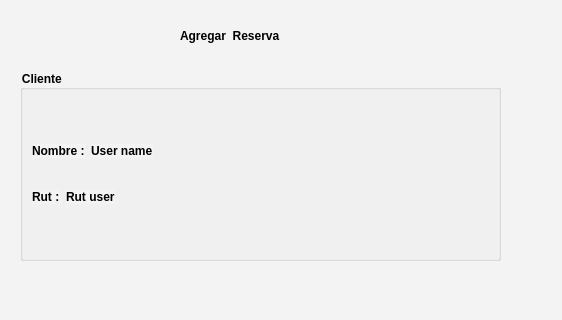
First picture: the form in UIfiles/addBooking.ui, repository DiteRr/IgmavaAPP, before the edit; both pictures show x 0 to 562 and y 0 to 320 of the 562 by 782 pixel window.
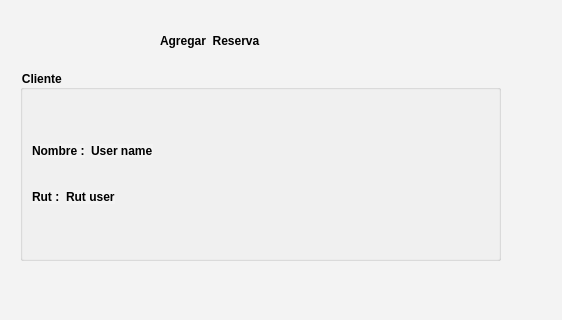
Second picture: the form after the edit.

Patch:
```diff
--- a/UIfiles/addBooking.ui
+++ b/UIfiles/addBooking.ui
@@ -176,10 +176,10 @@
   <widget class="QLabel" name="label_6">
    <property name="geometry">
     <rect>
-     <x>180</x>
-     <y>20</y>
-     <width>171</width>
-     <height>31</height>
+     <x>160</x>
+     <y>10</y>
+     <width>331</width>
+     <height>61</height>
     </rect>
    </property>
    <property name="styleSheet">
```
Left out of the diff: 6 changed lines with no effect on the pictures.
